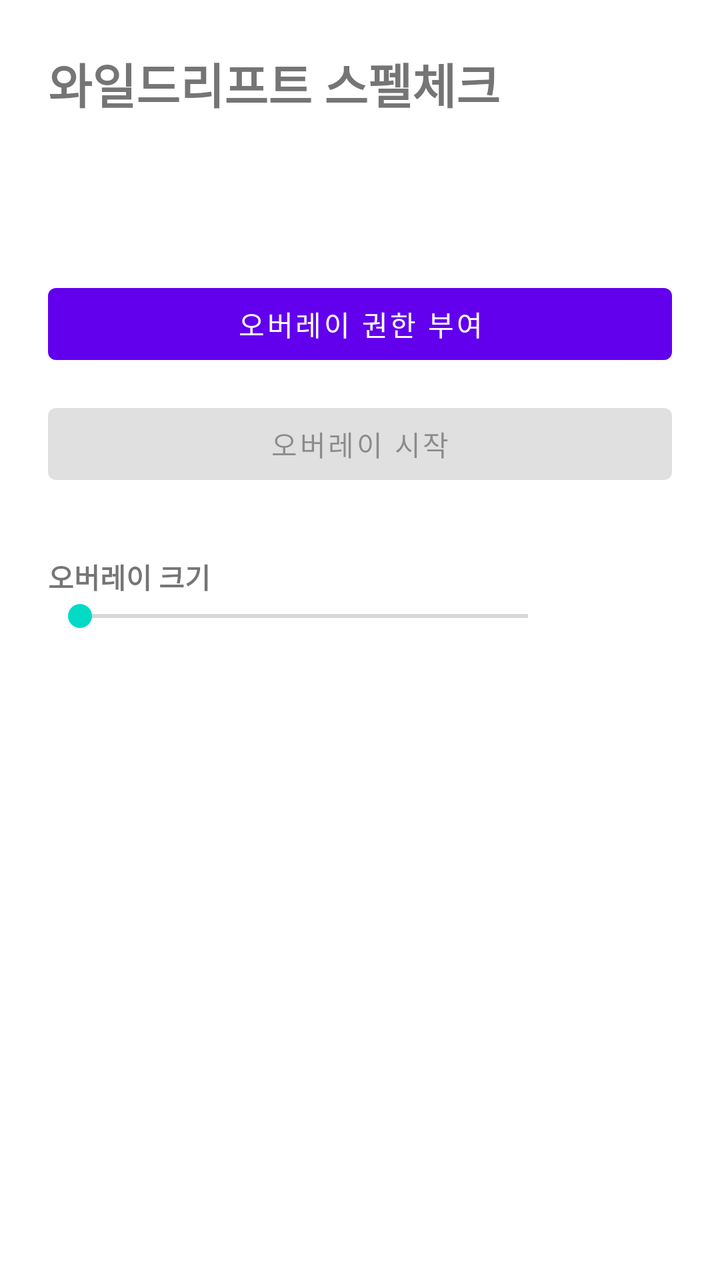
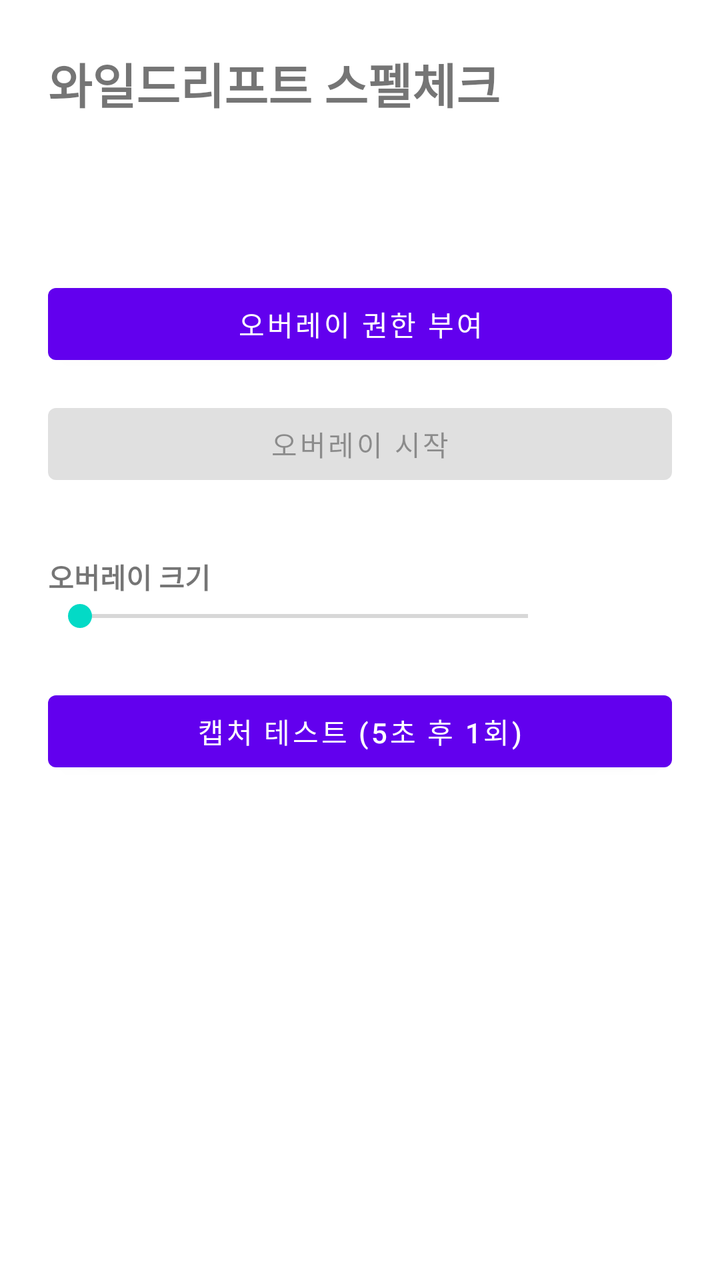

Two renders of the same Android screen: before a commit and after it. Below are the layout's source before the change and the commit's diff.
<!-- AndroidManifest.xml: application theme Theme.WrSpellcheck -->
<!-- res/layout/activity_main.xml -->
<?xml version="1.0" encoding="utf-8"?>
<LinearLayout xmlns:android="http://schemas.android.com/apk/res/android"
    android:layout_width="match_parent"
    android:layout_height="match_parent"
    android:orientation="vertical"
    android:padding="24dp">

    <TextView
        android:layout_width="match_parent"
        android:layout_height="wrap_content"
        android:text="@string/app_name"
        android:textSize="24sp"
        android:textStyle="bold"
        android:paddingBottom="24dp" />

    <TextView
        android:id="@+id/permission_status"
        android:layout_width="match_parent"
        android:layout_height="wrap_content"
        android:padding="12dp"
        android:textSize="14sp" />

    <Button
        android:id="@+id/btn_grant"
        android:layout_width="match_parent"
        android:layout_height="wrap_content"
        android:layout_marginTop="12dp"
        android:text="@string/grant_permission" />

    <Button
        android:id="@+id/btn_start"
        android:layout_width="match_parent"
        android:layout_height="wrap_content"
        android:layout_marginTop="12dp"
        android:enabled="false"
        android:text="@string/start_overlay" />

    <TextView
        android:layout_width="match_parent"
        android:layout_height="wrap_content"
        android:layout_marginTop="32dp"
        android:text="@string/scale_label"
        android:textSize="14sp"
        android:textStyle="bold" />

    <LinearLayout
        android:layout_width="match_parent"
        android:layout_height="wrap_content"
        android:orientation="horizontal"
        android:gravity="center_vertical">

        <SeekBar
            android:id="@+id/seek_scale"
            android:layout_width="0dp"
            android:layout_height="wrap_content"
            android:layout_weight="1"
            android:max="10" />

        <TextView
            android:id="@+id/scale_value"
            android:layout_width="56dp"
            android:layout_height="wrap_content"
            android:gravity="end"
            android:textSize="14sp" />

    </LinearLayout>

</LinearLayout>
<!-- resources referenced by this layout -->
<resources>
  <string name="app_name">와일드리프트 스펠체크</string>
  <string name="grant_permission">오버레이 권한 부여</string>
  <string name="scale_label">오버레이 크기</string>
  <string name="start_overlay">오버레이 시작</string>
  <style name="Theme.WrSpellcheck" parent="Theme.MaterialComponents.DayNight.NoActionBar" />
</resources>

<!-- the commit's change to res/layout/activity_main.xml (unified diff, before → after) -->
@@ -65,4 +65,11 @@
 
     </LinearLayout>
 
+    <Button
+        android:id="@+id/btn_capture"
+        android:layout_width="match_parent"
+        android:layout_height="wrap_content"
+        android:layout_marginTop="24dp"
+        android:text="@string/capture_test" />
+
 </LinearLayout>
<!-- resource entries referenced after the edit -->
@@ -1,6 +1,7 @@
 <!-- resources referenced by this layout -->
 <resources>
   <string name="app_name">와일드리프트 스펠체크</string>
+  <string name="capture_test">캡처 테스트 (5초 후 1회)</string>
   <string name="grant_permission">오버레이 권한 부여</string>
   <string name="scale_label">오버레이 크기</string>
   <string name="start_overlay">오버레이 시작</string>
